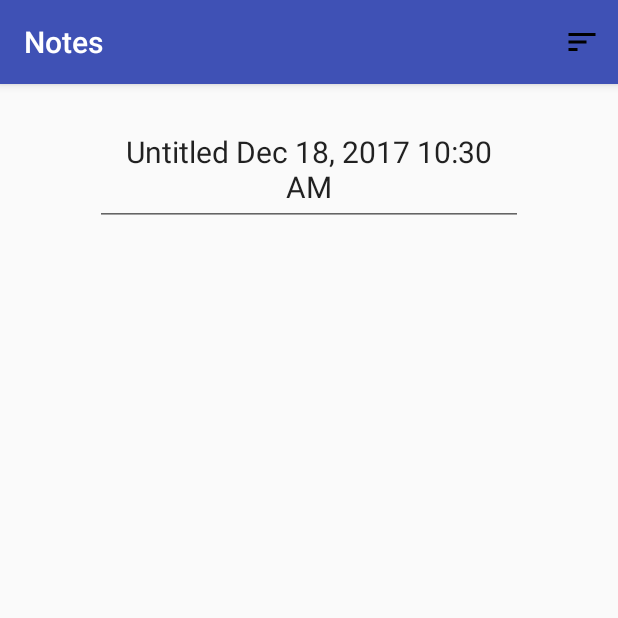
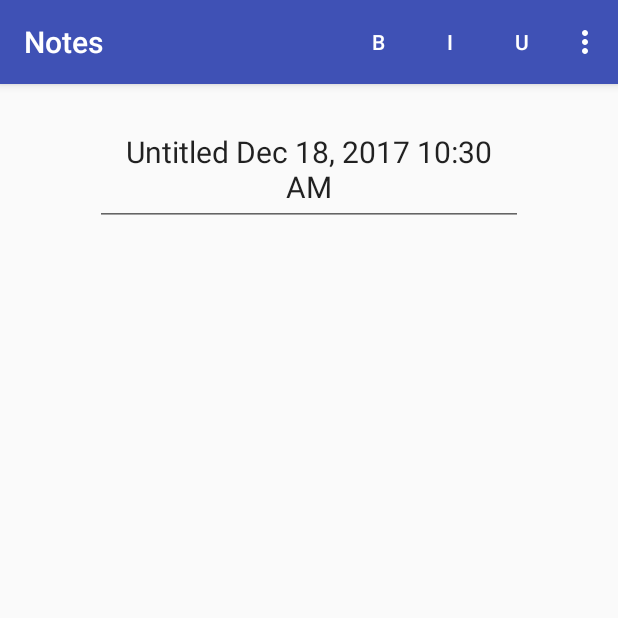
Before and after one commit to harrisonchun/Notes, an Android app: the screen it shows after launch (NoteActivity), after a tap on an icon or button, on a phone screen of 412 x 824 dp, the top half of it. Run offline under Robolectric (Android 15) with nearby library versions, the phone set to English and light mode, and no system bars.

Commit message:
fixed formatted saving

```diff
--- a/app/src/main/java/com/example/chun/notes/NoteActivity.java
+++ b/app/src/main/java/com/example/chun/notes/NoteActivity.java
@@ -6,6 +6,7 @@ import android.content.Intent;
 import android.graphics.Typeface;
 import android.os.Bundle;
 import android.support.v7.app.AppCompatActivity;
+import android.text.Html;
 import android.text.SpannableString;
 import android.text.style.StyleSpan;
 import android.text.style.UnderlineSpan;
@@ -37,13 +38,13 @@ public class NoteActivity extends AppCompatActivity{
         note = i.getParcelableExtra(MainActivity.EXTRA_NOTE);//gets note name from intent
         note.setDateAccessed(new Date());
         nameText.setText(note.getName());
-        contentText.setText(note.getContent());
+        contentText.setText(SpannableString.valueOf(Html.fromHtml(note.getContent().toString())));
     }
 
     @Override
     public boolean onCreateOptionsMenu(Menu menu) {
         MenuInflater inflater = getMenuInflater();
-        inflater.inflate(R.menu.menu_options, menu);
+        inflater.inflate(R.menu.noteactivity_menu_options, menu);
         return true;
     }
 
@@ -73,13 +74,11 @@ public class NoteActivity extends AppCompatActivity{
     private void bold(){
         int startSelection = contentText.getSelectionStart();
         int endSelection = contentText.getSelectionEnd();
-        if (startSelection == endSelection) {contentText.setTypeface(Typeface.DEFAULT_BOLD);}
-        else{
         SpannableString contentString = SpannableString.valueOf(contentText.getText());
         contentString.setSpan(new StyleSpan(Typeface.BOLD), startSelection, endSelection, 0);
         contentText.setText(contentString);
-        contentText.setSelection(endSelection   );}
-    }
+        contentText.setSelection(startSelection, endSelection);}
+
 
     private void italic(){
         int startSelection = contentText.getSelectionStart();
@@ -87,7 +86,7 @@ public class NoteActivity extends AppCompatActivity{
         SpannableString contentString = SpannableString.valueOf(contentText.getText());
         contentString.setSpan(new StyleSpan(Typeface.ITALIC), startSelection, endSelection, 0);
         contentText.setText(contentString);
-        contentText.setSelection(endSelection   );
+        contentText.setSelection(startSelection, endSelection);
     }
 
     private void underline(){
@@ -96,12 +95,12 @@ public class NoteActivity extends AppCompatActivity{
         SpannableString contentString = SpannableString.valueOf(contentText.getText());
         contentString.setSpan(new UnderlineSpan(), startSelection, endSelection, 0);
         contentText.setText(contentString);
-        contentText.setSelection(endSelection   );
+        contentText.setSelection(startSelection, endSelection);
     }
 
     @Override
     protected void onPause() {
-        note.setContent(new StringBuffer(contentText.getText().toString()));
+        note.setContent(new StringBuffer(Html.toHtml(SpannableString.valueOf(contentText.getText()))));
         note.setName(new StringBuffer(nameText.getText().toString()));
         writeToFile(note,this);
         super.onPause();
@@ -109,7 +108,7 @@ public class NoteActivity extends AppCompatActivity{
 
     @Override
     public void onBackPressed() {
-        note.setContent(new StringBuffer(contentText.getText().toString()));
+        note.setContent(new StringBuffer(Html.toHtml(SpannableString.valueOf(contentText.getText()))));
         note.setName(new StringBuffer(nameText.getText().toString()));
         Intent i = getIntent();
         if (nameText.getText().toString().length()>30){
--- a/app/src/main/res/menu/menu_options.xml
+++ b/app/src/main/res/menu/noteactivity_menu_options.xml
@@ -2,6 +2,18 @@
 <menu xmlns:app="http://schemas.android.com/apk/res-auto"
     xmlns:android="http://schemas.android.com/apk/res/android">
 
+    <item
+        android:id="@+id/bold_button"
+        android:title="B"
+        app:showAsAction="always"/>
+    <item
+        android:id="@+id/italics_button"
+        android:title="I"
+        app:showAsAction="always"/>
+    <item
+        android:id="@+id/underline_button"
+        android:title="U"
+        app:showAsAction="always"/>
     <item
         android:id="@+id/menu_sort"
         android:icon="@drawable/ic_sort_black_24dp"
```
